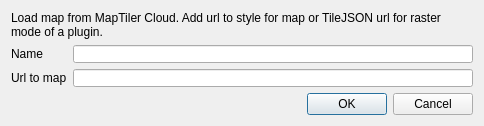
maptiler/qgis-maptiler-plugin, file edit_connection_dialog_base.ui: the form before one commit.
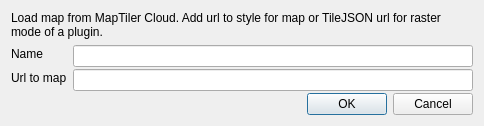
The form after the commit.

Diff of the .ui file:
```diff
--- a/edit_connection_dialog_base.ui
+++ b/edit_connection_dialog_base.ui
@@ -68,7 +68,7 @@
         <bool>true</bool>
        </property>
        <property name="sizePolicy">
-        <sizepolicy hsizetype="Expanding" vsizetype="Expanding">
+        <sizepolicy hsizetype="Expanding" vsizetype="Preferred">
          <horstretch>0</horstretch>
          <verstretch>0</verstretch>
         </sizepolicy>
@@ -76,7 +76,7 @@
        <property name="minimumSize">
         <size>
          <width>400</width>
-         <height>0</height>
+         <height>22</height>
         </size>
        </property>
        <property name="maximumSize">
@@ -117,7 +117,7 @@
         <bool>true</bool>
        </property>
        <property name="sizePolicy">
-        <sizepolicy hsizetype="Expanding" vsizetype="Expanding">
+        <sizepolicy hsizetype="Expanding" vsizetype="Preferred">
          <horstretch>0</horstretch>
          <verstretch>0</verstretch>
         </sizepolicy>
@@ -125,7 +125,7 @@
        <property name="minimumSize">
         <size>
          <width>400</width>
-         <height>0</height>
+         <height>22</height>
         </size>
        </property>
        <property name="maximumSize">
```
